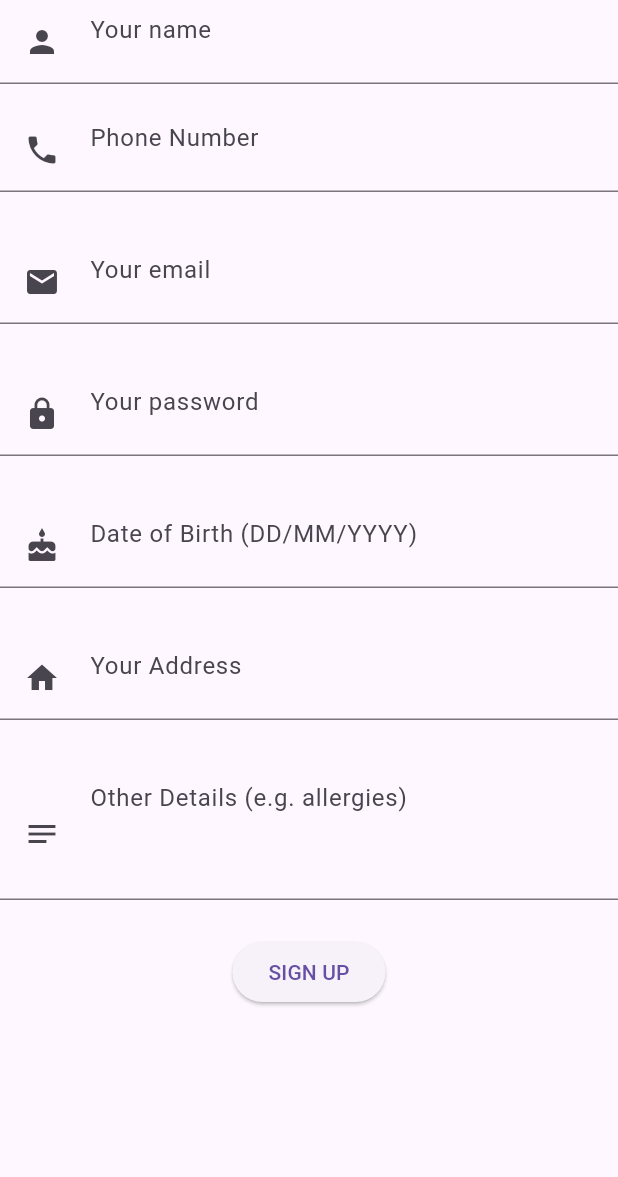
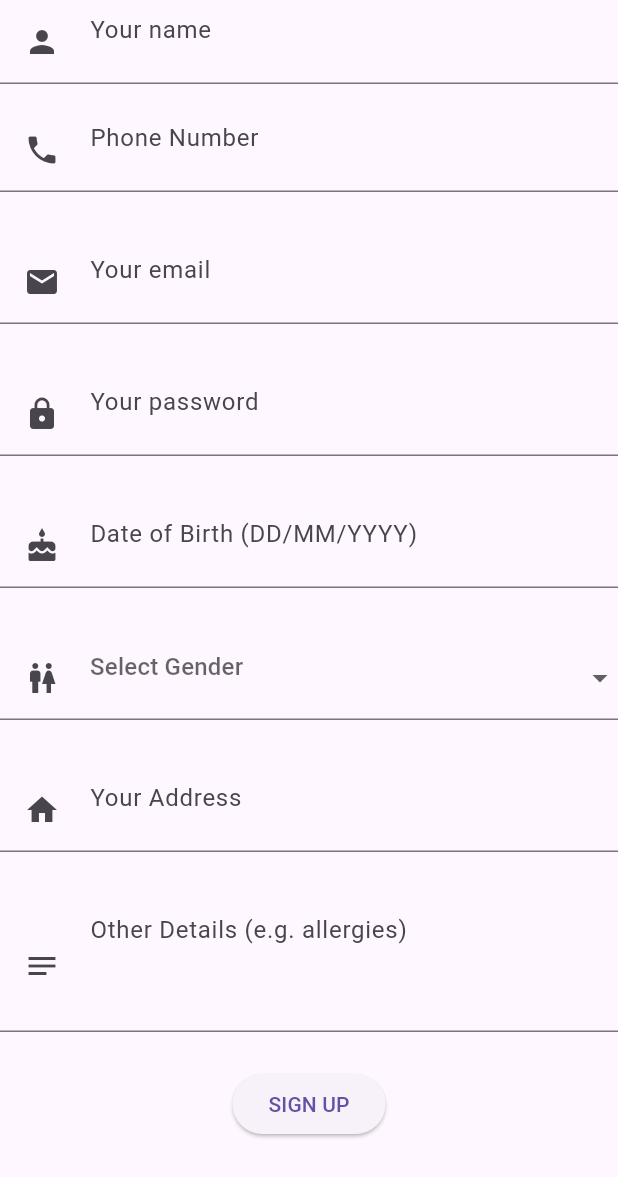
Before and after one commit to Madan94/binorix_patient, a Flutter app: the SignUpForm widget shown alone on an empty page, opened directly, after a tap on "SIGN UP", on a phone screen of 412 x 824 dp. Shown: the top 1177 px of the screen. Run offline on Flutter 3.47's test engine with Material 3 defaults, Android fonts, the phone set to English and light mode, and no system bars; our stand-ins replace flutter_svg.

Commit message:
connected login and signup with backend

```diff
--- a/lib/Signup/components/ signup_form.dart
+++ b/lib/Signup/components/ signup_form.dart
@@ -1,17 +1,62 @@
 import 'package:flutter/material.dart';
+import 'dart:convert';
 import '../../../constants.dart';
-
-class SignUpForm extends StatelessWidget {
+import 'package:http/http.dart' as http;
+class SignUpForm extends StatefulWidget {
   const SignUpForm({Key? key}) : super(key: key);
 
   @override
+  State<SignUpForm> createState() => _SignUpFormState();
+}
+
+class _SignUpFormState extends State<SignUpForm> {
+  String? gender;
+
+  @override
   Widget build(BuildContext context) {
+    TextEditingController nameController = TextEditingController();
+    TextEditingController phoneController = TextEditingController();
+    TextEditingController emailController = TextEditingController();
+    TextEditingController passwordController = TextEditingController();
+    TextEditingController dobController = TextEditingController();
+    // TextEditingController genderController = TextEditingController();
+    TextEditingController addressController = TextEditingController();
+    TextEditingController otherDetailsController = TextEditingController();
+    void sendsignup(String name, String phone, String email, String password, String dob, String address, String gender, String otherDetails) async {
+      try {
+        final response = await http.post(
+          Uri.parse('http://localhost:5050/patient/auth/signin'),
+          headers: {'Content-Type': 'application/json'},
+          body: jsonEncode({
+            "name": name,
+            "PhoneNumber": phone,
+            "email": email,
+            "password": password,
+            "dob": dob,
+            "gender": gender,
+            "address": address,
+            "otherDetails": otherDetails,
+          }),
+        );
+        print(response.body);
+      } catch (e) {
+        print(e);
+      }
+      nameController.clear();
+      phoneController.clear();
+      emailController.clear();
+      passwordController.clear();
+      dobController.clear();
+      addressController.clear();
+      otherDetailsController.clear();
+    }
     return Form(
       child: SingleChildScrollView(
         child: Column(
           children: [
             // Name
             TextFormField(
+              controller: nameController,
               keyboardType: TextInputType.name,
               textInputAction: TextInputAction.next,
               cursorColor: kPrimaryColor,
@@ -28,6 +73,7 @@ class SignUpForm extends StatelessWidget {
             Padding(
               padding: const EdgeInsets.symmetric(vertical: defaultPadding),
               child: TextFormField(
+                controller: phoneController,
                 keyboardType: TextInputType.phone,
                 textInputAction: TextInputAction.next,
                 cursorColor: kPrimaryColor,
@@ -45,6 +91,7 @@ class SignUpForm extends StatelessWidget {
             Padding(
               padding: const EdgeInsets.symmetric(vertical: defaultPadding),
               child: TextFormField(
+                controller: emailController,
                 keyboardType: TextInputType.emailAddress,
                 textInputAction: TextInputAction.next,
                 cursorColor: kPrimaryColor,
@@ -62,6 +109,7 @@ class SignUpForm extends StatelessWidget {
             Padding(
               padding: const EdgeInsets.symmetric(vertical: defaultPadding),
               child: TextFormField(
+                controller: passwordController,
                 textInputAction: TextInputAction.next,
                 obscureText: true,
                 cursorColor: kPrimaryColor,
@@ -79,6 +127,7 @@ class SignUpForm extends StatelessWidget {
             Padding(
               padding: const EdgeInsets.symmetric(vertical: defaultPadding),
               child: TextFormField(
+                controller: dobController,
                 keyboardType: TextInputType.datetime,
                 textInputAction: TextInputAction.next,
                 cursorColor: kPrimaryColor,
@@ -92,10 +141,37 @@ class SignUpForm extends StatelessWidget {
               ),
             ),
 
+            // Gender Dropdown
+            Padding(
+              padding: const EdgeInsets.symmetric(vertical: defaultPadding),
+              child: DropdownButtonFormField<String>(
+                // controller: genderController,
+                value: gender,
+                onChanged: (value) {
+                  setState(() {
+                    gender = value;
+                  });
+                },
+                decoration: const InputDecoration(
+                  hintText: "Select Gender",
+                  prefixIcon: Padding(
+                    padding: EdgeInsets.all(defaultPadding),
+                    child: Icon(Icons.wc),
+                  ),
+                ),
+                items: const [
+                  DropdownMenuItem(value: "Male", child: Text("Male")),
+                  DropdownMenuItem(value: "Female", child: Text("Female")),
+                  DropdownMenuItem(value: "Other", child: Text("Other")),
+                ],
+              ),
+            ),
+
             // Address
             Padding(
               padding: const EdgeInsets.symmetric(vertical: defaultPadding),
               child: TextFormField(
+                controller: addressController,
                 keyboardType: TextInputType.streetAddress,
                 textInputAction: TextInputAction.next,
                 cursorColor: kPrimaryColor,
@@ -113,6 +189,7 @@ class SignUpForm extends StatelessWidget {
             Padding(
               padding: const EdgeInsets.symmetric(vertical: defaultPadding),
               child: TextFormField(
+                controller: otherDetailsController,
                 maxLines: 3,
                 textInputAction: TextInputAction.done,
                 cursorColor: kPrimaryColor,
@@ -130,7 +207,27 @@ class SignUpForm extends StatelessWidget {
 
             // Sign Up Button
             ElevatedButton(
-              onPressed: () {},
+              onPressed: () {
+                // handle sign up
+                if(nameController.text.isNotEmpty &&
+                   phoneController.text.isNotEmpty &&
+                   emailController.text.isNotEmpty &&
+                   passwordController.text.isNotEmpty &&
+                   dobController.text.isNotEmpty &&
+                   (gender != null && gender!.isNotEmpty) &&
+                   addressController.text.isNotEmpty) {
+                  sendsignup(
+                    nameController.text,
+                    phoneController.text,
+                    emailController.text,
+                    passwordController.text,
+                    dobController.text,
+                    addressController.text,
+                    gender ?? "",
+                    otherDetailsController.text
+                  );
+                }
+              },
               child: Text("SIGN UP"),
             ),
 
--- a/pubspec.yaml
+++ b/pubspec.yaml
@@ -35,6 +35,9 @@ dependencies:
   # Use with the CupertinoIcons class for iOS style icons.
   cupertino_icons: ^1.0.8
   flutter_svg: ^1.1.6
+  web_socket_channel: ^3.0.3
+  http: ^1.5.0
+  flutter_secure_storage: ^9.2.4
 
 dev_dependencies:
   flutter_test:
```
Also changed, not shown: lib/Login/components/login_form.dart (+51 -2 lines).
